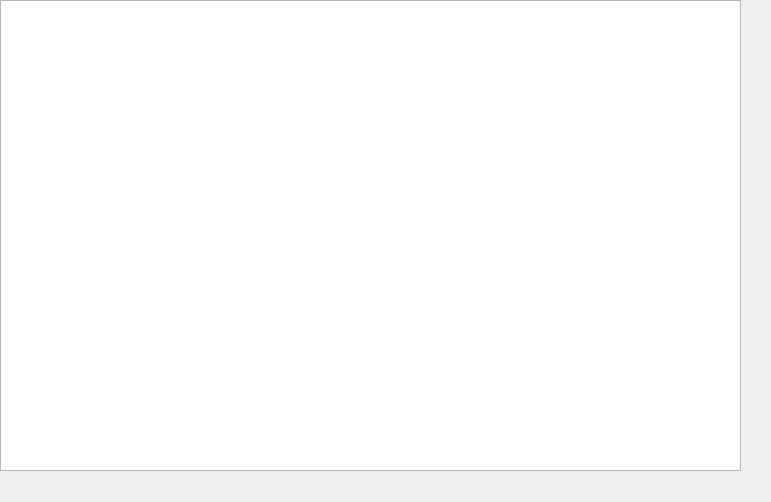
Old version of the form src/endoom.ui in the repository andrikpowell/nyan-launcher.
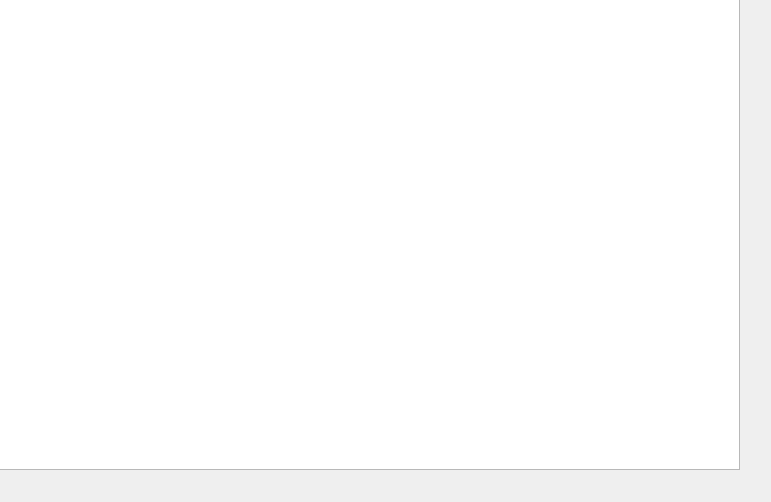
New version of the form.

Commit message: Make ENDOOM background black

```diff
--- a/src/endoom.ui
+++ b/src/endoom.ui
@@ -16,8 +16,8 @@
   <widget class="QTextEdit" name="endoom_textEdit">
    <property name="geometry">
     <rect>
-     <x>0</x>
-     <y>0</y>
+     <x>-1</x>
+     <y>-1</y>
      <width>741</width>
      <height>471</height>
     </rect>
```
The commit also changes 1 other file.
